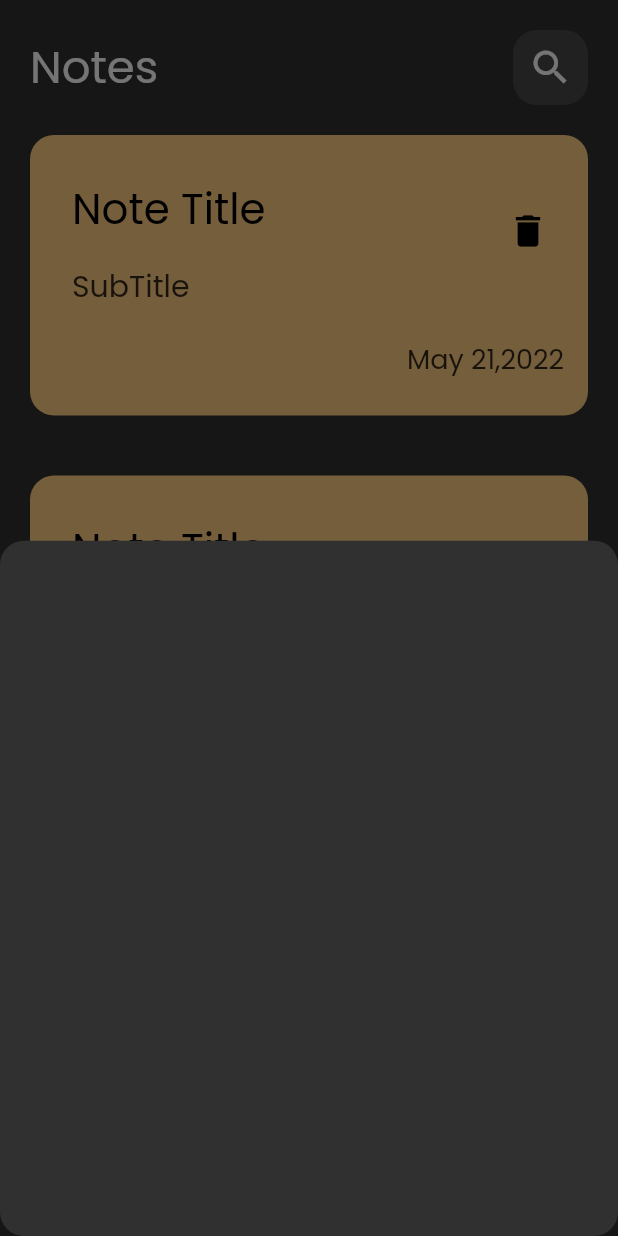
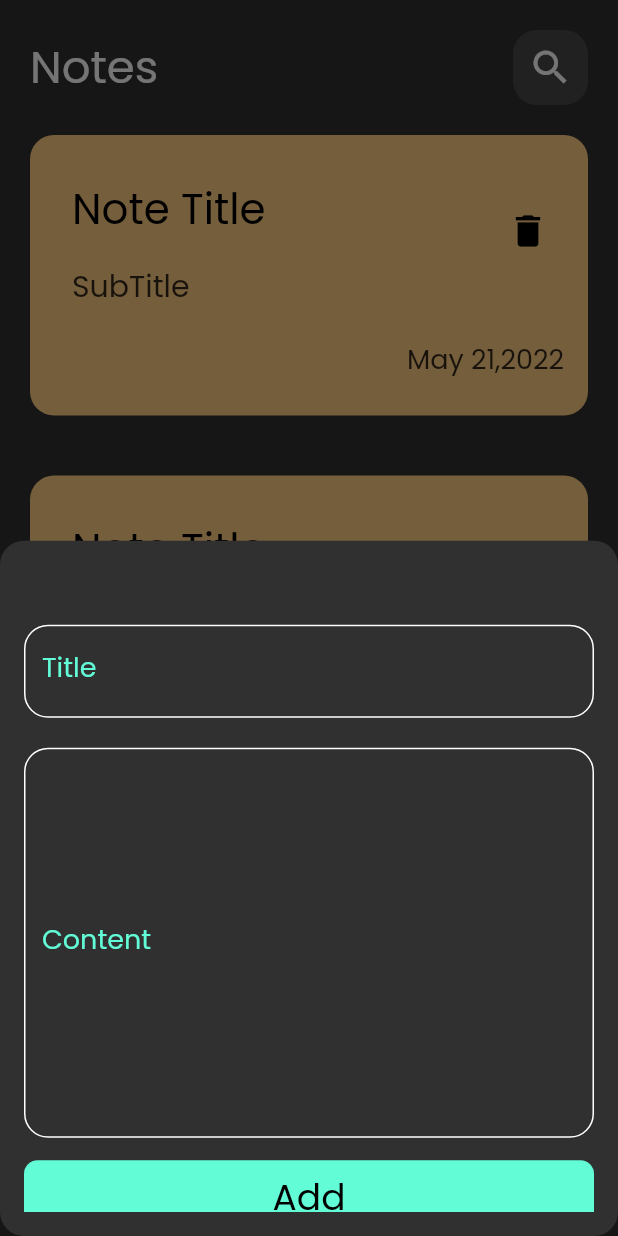
Before and after one commit to BishoyEssam/Notes-App, a Flutter app: the screen it shows after launch, after a tap on the "add" icon, on a phone screen of 412 x 824 dp. Run offline on Flutter 3.47's test engine with Material 2 defaults, Android fonts, the phone set to English and light mode, and no system bars.

Commit message:
finish bottom sheet

```diff
--- a/lib/widgets/AddNoteBottomSheet.dart
+++ b/lib/widgets/AddNoteBottomSheet.dart
@@ -1,6 +1,9 @@
 // ignore_for_file: file_names
 
 import 'package:flutter/material.dart';
+
+import 'CustomButton.dart';
+import 'CustomTextField.dart';
 
 class AddNoteBottomSheet extends StatelessWidget {
   const AddNoteBottomSheet({
@@ -9,6 +12,26 @@ class AddNoteBottomSheet extends StatelessWidget {
 
   @override
   Widget build(BuildContext context) {
-    return Container();
+    return const Padding(
+      padding: EdgeInsets.all(16.0),
+      child: SingleChildScrollView(
+        child: Column(
+          children: [
+            SizedBox(
+              height: 40,
+            ),
+            CustomTextField(hint: 'Title'),
+            SizedBox(
+              height: 20,
+            ),
+            CustomTextField(
+              hint: 'Content',
+              maxLines: 10,
+            ),
+            CustomButton(),
+          ],
+        ),
+      ),
+    );
   }
 }
--- /dev/null
+++ b/lib/widgets/CustomButton.dart
@@ -0,0 +1,31 @@
+// ignore_for_file: file_names
+
+import 'package:flutter/material.dart';
+
+class CustomButton extends StatelessWidget {
+  const CustomButton({
+    super.key,
+  });
+
+  @override
+  Widget build(BuildContext context) {
+    return Container(
+      margin: const EdgeInsets.only(top: 15),
+      width: double.infinity,
+      height: 50,
+      decoration: BoxDecoration(
+        color: const Color(0xff62fcd7),
+        borderRadius: BorderRadius.circular(9),
+      ),
+      child: const Center(
+        child: Text(
+          'Add',
+          style: TextStyle(
+            fontSize: 24,
+            color: Colors.black,
+          ),
+        ),
+      ),
+    );
+  }
+}
--- /dev/null
+++ b/lib/widgets/CustomTextField.dart
@@ -0,0 +1,45 @@
+// ignore_for_file: file_names
+
+import 'package:flutter/material.dart';
+
+class CustomTextField extends StatelessWidget {
+  const CustomTextField({
+    super.key,
+    required this.hint,
+    this.maxLines = 1,
+  });
+  final String hint;
+  final int maxLines;
+  @override
+  Widget build(BuildContext context) {
+    return TextField(
+      maxLines: maxLines,
+      cursorColor: const Color(0xff62fcd7),
+      decoration: InputDecoration(
+        label: Text(hint),
+        labelStyle: const TextStyle(
+          fontSize: 18,
+          color: Color(0xff62fcd7),
+        ),
+        border: OutlineInputBorder(
+          borderRadius: BorderRadius.circular(16),
+          borderSide: const BorderSide(
+            color: Colors.white,
+          ),
+        ),
+        focusedBorder: OutlineInputBorder(
+          borderRadius: BorderRadius.circular(16),
+          borderSide: const BorderSide(
+            color: Color(0xff62fcd7),
+          ),
+        ),
+        enabledBorder: OutlineInputBorder(
+          borderRadius: BorderRadius.circular(16),
+          borderSide: const BorderSide(
+            color: Colors.white,
+          ),
+        ),
+      ),
+    );
+  }
+}
```
